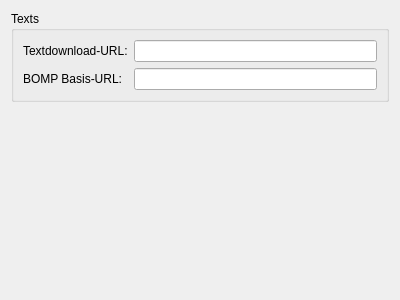
Old version of the form simon/src/simonmodelmanagementui/internetextensiondlg.ui in the repository KDE/simon.
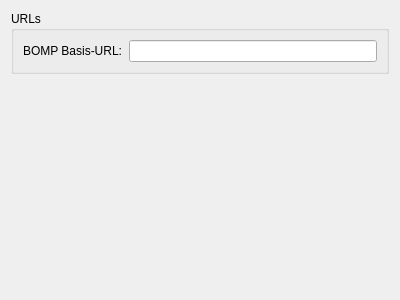
New version of the form. Custom widgets are drawn as their Qt base class.

Patch:
```diff
--- a/simon/src/simonmodelmanagementui/internetextensiondlg.ui
+++ b/simon/src/simonmodelmanagementui/internetextensiondlg.ui
@@ -14,32 +14,25 @@
   </property>
   <layout class="QVBoxLayout" name="verticalLayout_2" >
    <item>
-    <widget class="QGroupBox" name="gbTexts" >
-     <property name="title" >
-      <string>Texts</string>
+    <widget class="QGroupBox" name="gbUrls">
+     <property name="title">
+      <string>URLs</string>
      </property>
      <layout class="QVBoxLayout" name="verticalLayout" >
       <item>
-       <layout class="QFormLayout" name="formLayout" >
-        <item row="0" column="0" >
-         <widget class="QLabel" name="lbTextDownloadURL" >
-          <property name="text" >
-           <string>Textdownload-URL:</string>
-          </property>
-         </widget>
-        </item>
-        <item row="0" column="1" >
-         <widget class="KLineEdit" name="kcfg_TextOnlineUpdate" />
-        </item>
-        <item row="1" column="0" >
-         <widget class="QLabel" name="lbBompDownloadBase" >
-          <property name="text" >
+       <layout class="QFormLayout" name="formLayout">
+        <property name="fieldGrowthPolicy">
+         <enum>QFormLayout::ExpandingFieldsGrow</enum>
+        </property>
+        <item row="0" column="0">
+         <widget class="QLabel" name="lbBompDownloadBase">
+          <property name="text">
            <string>BOMP Basis-URL:</string>
           </property>
          </widget>
         </item>
-        <item row="1" column="1" >
-         <widget class="KLineEdit" name="kcfg_BompDownloadBase" />
+        <item row="0" column="1">
+         <widget class="KLineEdit" name="kcfg_BompDownloadBase"/>
         </item>
        </layout>
       </item>
```
Left out of the diff: 17 changed lines with no effect on the pictures.
